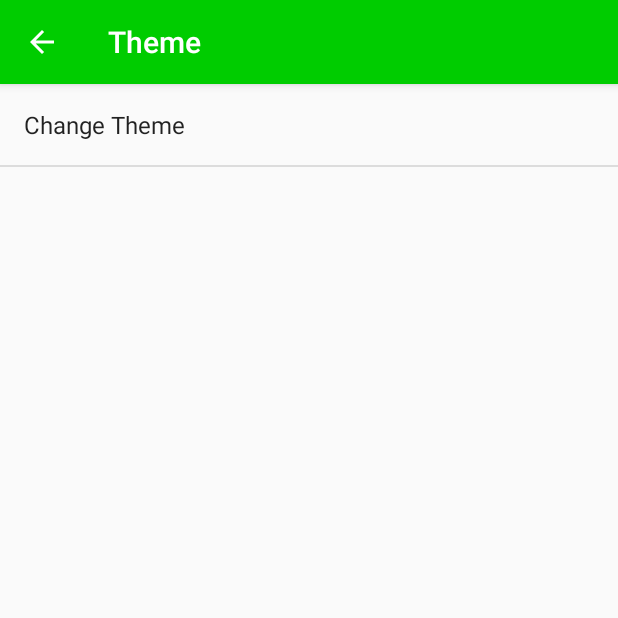
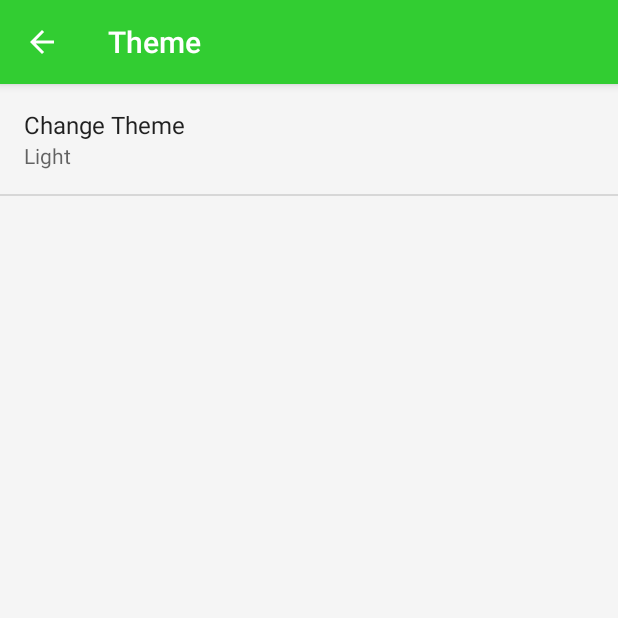
Before and after one commit to ThePieMonster/PunnettSquare, an Android app: the SettingsActivity screen opened directly, with no data from a screen before it, after a tap on "Theme", on a phone screen of 412 x 824 dp, the top half of it. Run offline under Robolectric (Android 15) with nearby library versions, the phone set to English and light mode, and no system bars.

Commit message:
Fixed Theme Change Bug | Testing Color Schemes | Testing trait crossing function

```diff
--- a/app/src/main/java/net/piestudios/app/punnettsquare/SettingsActivity.java
+++ b/app/src/main/java/net/piestudios/app/punnettsquare/SettingsActivity.java
@@ -16,13 +16,18 @@ import android.os.Bundle;
 import android.preference.ListPreference;
 import android.preference.Preference;
 import android.preference.PreferenceActivity;
+import android.support.v4.view.LayoutInflaterCompat;
 import android.support.v7.app.ActionBar;
 import android.preference.PreferenceFragment;
 import android.preference.PreferenceManager;
 import android.preference.RingtonePreference;
 import android.text.TextUtils;
+import android.view.LayoutInflater;
 import android.view.MenuItem;
 import android.support.v4.app.NavUtils;
+import android.view.View;
+import android.view.ViewGroup;
+import android.widget.Toast;
 
 import java.util.List;
 
@@ -54,8 +59,6 @@ public class SettingsActivity extends AppCompatPreferenceActivity {
                 // the preference's 'entries' list.
                 ListPreference listPreference = (ListPreference) preference;
                 int index = listPreference.findIndexOfValue(stringValue);
-
-
 
                 // Set the summary to reflect the new value.
                 preference.setSummary(
@@ -127,7 +130,46 @@ public class SettingsActivity extends AppCompatPreferenceActivity {
     }
 
     @Override
-    protected void onCreate(Bundle savedInstanceState) {
+    protected void onCreate(final Bundle savedInstanceState) {
+        // ******************** Start Theme Preferences ********************
+        //Toast.makeText(getApplicationContext(), "You're in a Settings Menu", Toast.LENGTH_SHORT).show();
+        SharedPreferences sp = PreferenceManager.getDefaultSharedPreferences(getBaseContext());
+        switch(sp.getString("theme_list", "-1")) {
+            case "0":
+                setTheme(R.style.AppTheme);
+                break;
+            case "1":
+                setTheme(R.style.AppThemeDark);
+                break;
+            default:
+                break;
+        }
+
+        SharedPreferences.OnSharedPreferenceChangeListener prefListener =
+                new SharedPreferences.OnSharedPreferenceChangeListener() {
+                    public void onSharedPreferenceChanged(SharedPreferences prefs, String key) {
+                        if (key.equals("theme_list")) {
+                            /*String theme = prefs.getString("theme_list", "-1");
+                            switch (theme) {
+                                case "0":
+                                    //Toast.makeText(getApplicationContext(), "Light Theme Selected", Toast.LENGTH_SHORT).show();
+                                    recreate();
+                                    break;
+                                case "1":
+                                    //Toast.makeText(getApplicationContext(), "Dark Theme Selected", Toast.LENGTH_SHORT).show();
+                                    recreate();
+                                    break;
+                                default:
+                                    //Toast.makeText(getApplicationContext(), "No Theme Selected", Toast.LENGTH_SHORT).show();
+                                    break;
+                            }*/
+                            recreate();
+                        }
+                    }
+                };
+        sp.registerOnSharedPreferenceChangeListener(prefListener);
+        // ******************** End Theme Preferences ********************
+
         super.onCreate(savedInstanceState);
         setupActionBar();
     }
@@ -274,12 +316,12 @@ public class SettingsActivity extends AppCompatPreferenceActivity {
 
     @TargetApi(Build.VERSION_CODES.HONEYCOMB)
     public static class ThemePreferenceFragment extends PreferenceFragment {
+
         @Override
         public void onCreate(Bundle savedInstanceState) {
             super.onCreate(savedInstanceState);
             addPreferencesFromResource(R.xml.pref_theme);
             setHasOptionsMenu(true);
-
 
             bindPreferenceSummaryToValue(findPreference("theme_list"));
         }
--- a/app/src/main/res/layout/activity_main.xml
+++ b/app/src/main/res/layout/activity_main.xml
@@ -12,7 +12,6 @@
 
     <TextView
         android:text="Number of Traits"
-        android:textColor="@color/colorWhite"
         android:layout_width="wrap_content"
         android:layout_height="wrap_content"
         android:layout_alignParentTop="true"
@@ -24,8 +23,6 @@
         android:layout_height="wrap_content"
         android:inputType="number"
         android:layout_centerHorizontal="true"
-        android:textColor="@color/colorWhite"
-        android:textColorHint="@color/colorGray"
         android:hint="#"
         android:layout_below="@+id/numbertextView"
         android:id="@+id/numberoftraitsbox"
@@ -43,7 +40,6 @@
             <TextView
                 android:layout_width="wrap_content"
                 android:layout_height="wrap_content"
-                android:textColor="@color/colorWhite"
                 android:text="Parent 1"/>
         </TableRow>
         <TableRow
@@ -58,7 +54,6 @@
             <TextView
                 android:layout_width="wrap_content"
                 android:layout_height="wrap_content"
-                android:textColor="@color/colorWhite"
                 android:text="Parent 2"/>
         </TableRow>
         <TableRow
--- a/app/src/main/res/values/colors.xml
+++ b/app/src/main/res/values/colors.xml
@@ -1,9 +1,22 @@
 <?xml version="1.0" encoding="utf-8"?>
 <resources>
-    <color name="colorPrimary">#00CC00</color><!-- App Bar -->
-    <color name="colorPrimaryDark">#00B700</color><!-- Notifications Bar -->
-    <color name="colorAccent">#00CC00</color><!-- cursor -->
-    <color name="colorBlack">#000000</color>
-    <color name="colorWhite">#FFFFFF</color>
-    <color name="colorGray">#808080</color>
+    <color name="Primary">#00CC00</color><!-- App Bar -->
+    <color name="PrimaryDark">#00B700</color><!-- Notifications Bar -->
+    <color name="Accent">#00CC00</color><!-- cursor -->
+    <color name="Black">#000000</color>
+    <color name="White">#FFFFFF</color>
+    <color name="WhiteSmoke">#F5F5F5</color>
+    <color name="Gray">#808080</color>
+    <color name="DarkGray">#282828</color>
+    <color name="Red">#FF0000</color>
+    <color name="Orange">#FFA500</color>
+    <color name="Yellow">#FFFF00</color>
+    <color name="Purple">#800080</color>
+    <color name="Blue">#0000FF</color>
+    <color name="Green">#008000</color>
+    <color name="Tan">#D2B48C</color>
+    <color name="Brown">#A52A2A</color>
+    <color name="Lime">#00FF00</color>
+    <color name="LimeGreen">#32CD32</color>
+    <color name="DarkLimeGreen">#2DB92D</color>
 </resources>
--- a/app/src/main/res/values/strings.xml
+++ b/app/src/main/res/values/strings.xml
@@ -78,14 +78,15 @@
     <!-- Theme -->
     <string name="pref_header_theme">Theme</string>
     <string name="pref_title_change_theme">Change Theme</string>
+
     <string-array name="pref_theme_list_titles">
         <item>Light</item>
         <item>Dark</item>
     </string-array>
 
     <string-array name="pref_theme_list_values">
+        <item>0</item>
         <item>1</item>
-        <item>2</item>
     </string-array>
 
 </resources>
--- a/app/src/main/res/values/styles.xml
+++ b/app/src/main/res/values/styles.xml
@@ -3,15 +3,23 @@
     <!-- Base application theme. -->
     <style name="AppTheme" parent="Theme.AppCompat.Light.DarkActionBar">
         <!-- Customize your theme here. -->
-        <item name="colorPrimary">@color/colorPrimary</item>
-        <item name="colorPrimaryDark">@color/colorPrimaryDark</item>
-        <item name="colorAccent">@color/colorAccent</item>
+        <item name="colorPrimary">@color/LimeGreen</item>
+        <item name="colorPrimaryDark">@color/DarkLimeGreen</item>
+        <item name="colorAccent">@color/Lime</item>
+        <item name="android:windowBackground">@color/WhiteSmoke</item>
     </style>
 
-    <style name="AppThemeDark" parent="Theme.AppCompat.Light.DarkActionBar">
-        <item name="colorPrimary">@color/colorBlack</item>
-        <item name="colorPrimaryDark">@color/colorWhite</item>
-        <item name="colorAccent">@color/colorAccent</item>
+    <style name="AppThemeDark">
+        <item name="colorPrimary">@color/LimeGreen</item>
+        <item name="colorPrimaryDark">@color/DarkLimeGreen</item>
+        <item name="colorAccent">@color/Lime</item>
+        <item name="android:windowBackground">@color/DarkGray</item>
+
+        <item name="android:textColor">@color/Red</item>
+        <item name="android:textColorHint">@color/Gray</item>
+        <item name="android:textColorPrimary">@color/Green</item>
+        <item name="android:textColorSecondary">@color/Blue</item>
+        <item name="android:textColorTertiary">@color/Yellow</item>
     </style>
 
 </resources>
--- a/app/src/main/res/xml/pref_theme.xml
+++ b/app/src/main/res/xml/pref_theme.xml
@@ -1,7 +1,7 @@
 <PreferenceScreen xmlns:android="http://schemas.android.com/apk/res/android">
 
     <ListPreference
-        android:defaultValue="-1"
+        android:defaultValue="0"
         android:entries="@array/pref_theme_list_titles"
         android:entryValues="@array/pref_theme_list_values"
         android:key="theme_list"
```
Also changed, not shown: app/src/main/java/net/piestudios/app/punnettsquare/MainActivity.java (+73 -53 lines).
